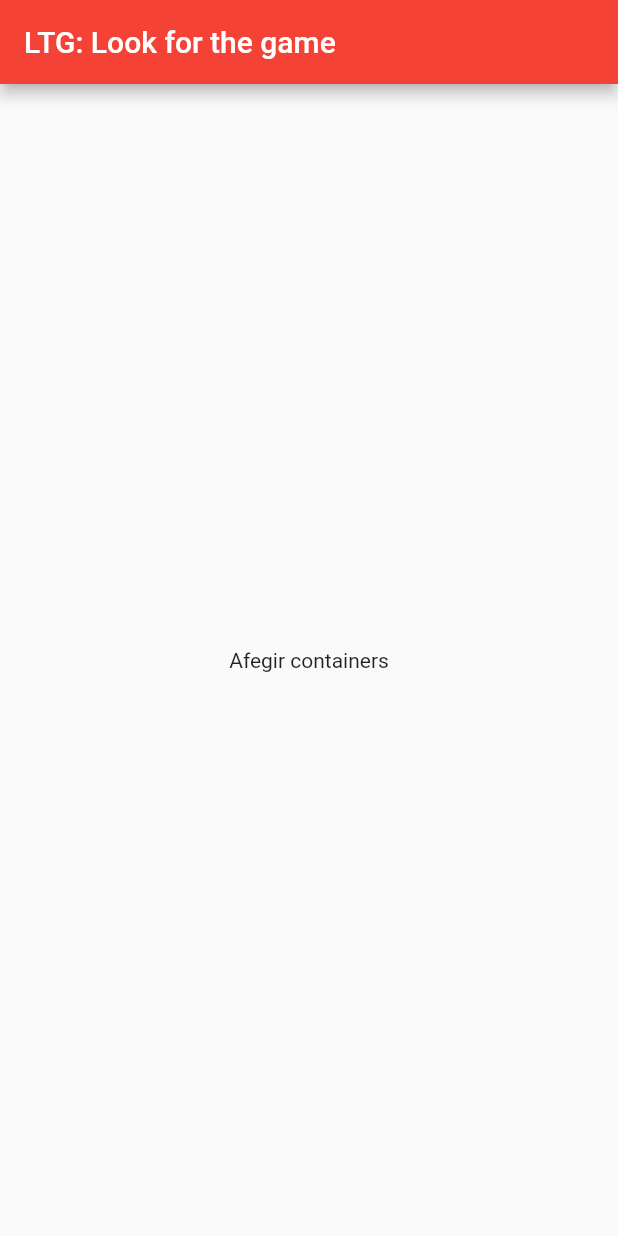
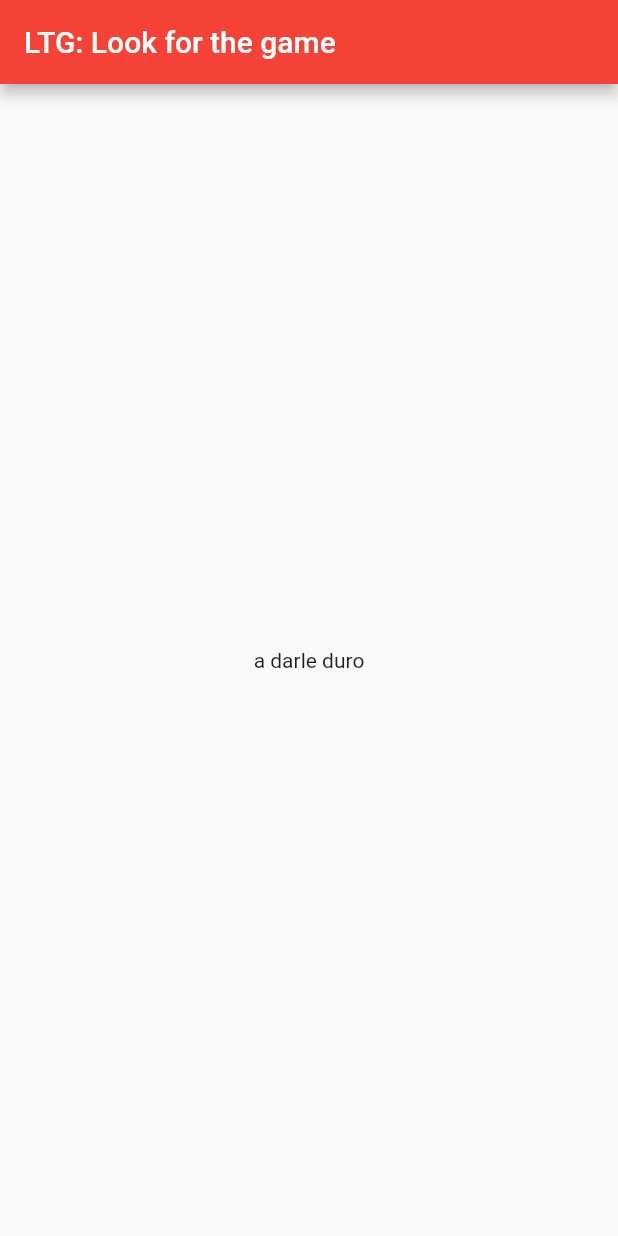
Before and after one commit to Ramsubito/App-project, a Flutter app: the screen it shows after launch, on a phone screen of 412 x 824 dp. Run offline on Flutter 3.47's test engine with Material 2 defaults, Android fonts, the phone set to English and light mode, and no system bars.

Commit message:
Assets folder

```diff
--- a/app_project/lib/main.dart
+++ b/app_project/lib/main.dart
@@ -43,7 +43,7 @@ class _MyHomePageState extends State<MyHomePage> {
           mainAxisAlignment: MainAxisAlignment.center,
           children: <Widget>[
             const Text(
-              'Afegir containers',
+              'a darle duro',
             ),
           ],
         ),
```
Also changed, not shown: app_project/Assets/Asset_LogoLTG.png (added).
